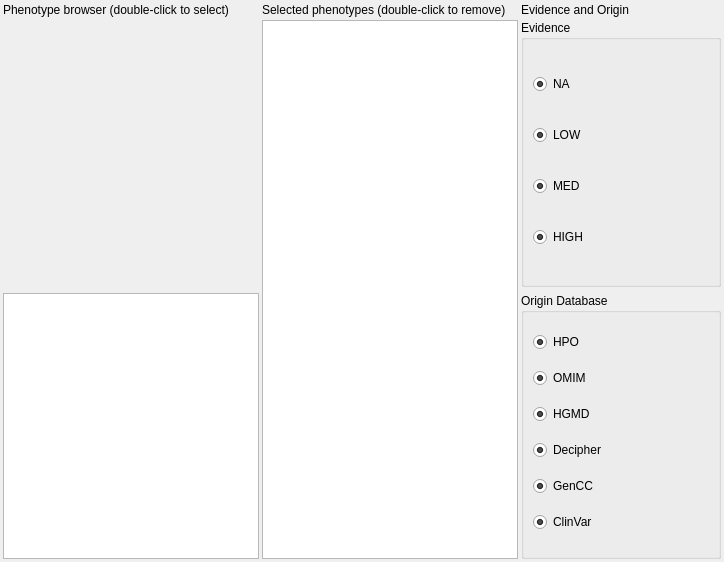
imgag/ngs-bits, file src/GSvar/PhenotypeSelectionWidget.ui: the form before one commit.
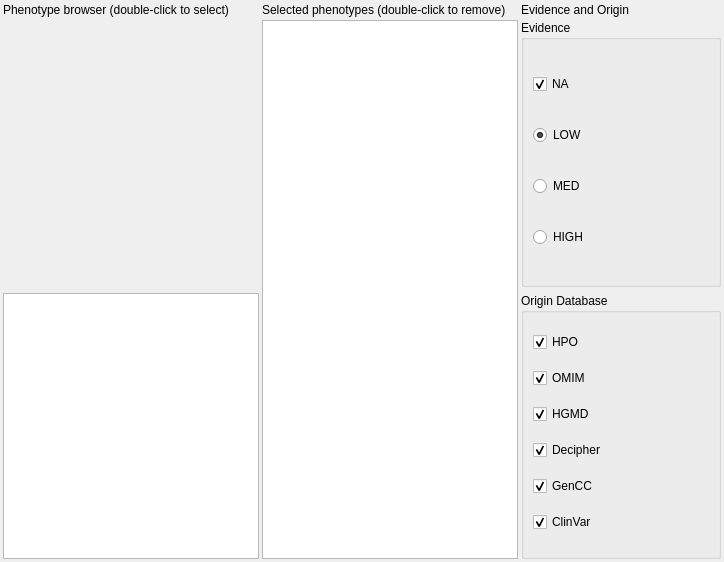
The form after the commit. Custom widgets are drawn as their Qt base class.

```diff
--- a/src/GSvar/PhenotypeSelectionWidget.ui
+++ b/src/GSvar/PhenotypeSelectionWidget.ui
@@ -79,7 +79,7 @@
      </property>
      <layout class="QVBoxLayout" name="verticalLayout">
       <item>
-       <widget class="QRadioButton" name="NA">
+       <widget class="QCheckBox" name="NA">
         <property name="text">
          <string>NA</string>
         </property>
@@ -110,7 +110,7 @@
          <string>MED</string>
         </property>
         <property name="checked">
-         <bool>true</bool>
+         <bool>false</bool>
         </property>
         <property name="autoExclusive">
          <bool>false</bool>
@@ -123,7 +123,7 @@
          <string>HIGH</string>
         </property>
         <property name="checked">
-         <bool>true</bool>
+         <bool>false</bool>
         </property>
         <property name="autoExclusive">
          <bool>false</bool>
@@ -165,7 +165,7 @@
      </property>
      <layout class="QVBoxLayout" name="verticalLayout_2">
       <item>
-       <widget class="QRadioButton" name="HPO">
+       <widget class="QCheckBox" name="HPO">
         <property name="text">
          <string>HPO</string>
         </property>
@@ -178,7 +178,7 @@
        </widget>
       </item>
       <item>
-       <widget class="QRadioButton" name="OMIM">
+       <widget class="QCheckBox" name="OMIM">
         <property name="text">
          <string>OMIM</string>
         </property>
@@ -191,7 +191,7 @@
        </widget>
       </item>
       <item>
-       <widget class="QRadioButton" name="HGMD">
+       <widget class="QCheckBox" name="HGMD">
         <property name="text">
          <string>HGMD</string>
         </property>
@@ -204,7 +204,7 @@
        </widget>
       </item>
       <item>
-       <widget class="QRadioButton" name="Decipher">
+       <widget class="QCheckBox" name="Decipher">
         <property name="sizePolicy">
          <sizepolicy hsizetype="Minimum" vsizetype="Fixed">
           <horstretch>0</horstretch>
@@ -223,7 +223,7 @@
        </widget>
       </item>
       <item>
-       <widget class="QRadioButton" name="GenCC">
+       <widget class="QCheckBox" name="GenCC">
         <property name="text">
          <string>GenCC</string>
         </property>
@@ -236,7 +236,7 @@
        </widget>
       </item>
       <item>
-       <widget class="QRadioButton" name="ClinVar">
+       <widget class="QCheckBox" name="ClinVar">
         <property name="toolTipDuration">
          <number>-8</number>
         </property>
```
Left out of the diff: 6 changed lines with no effect on the pictures.
